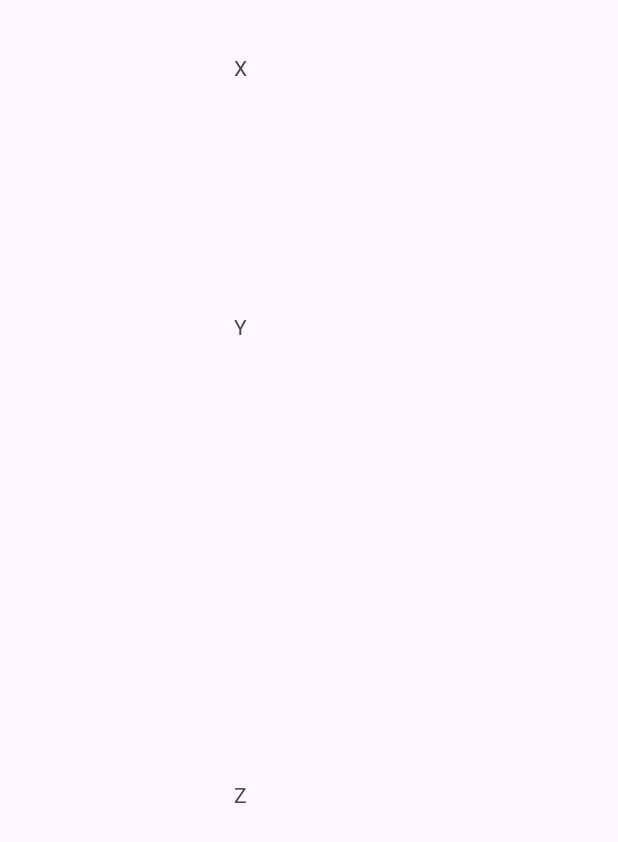
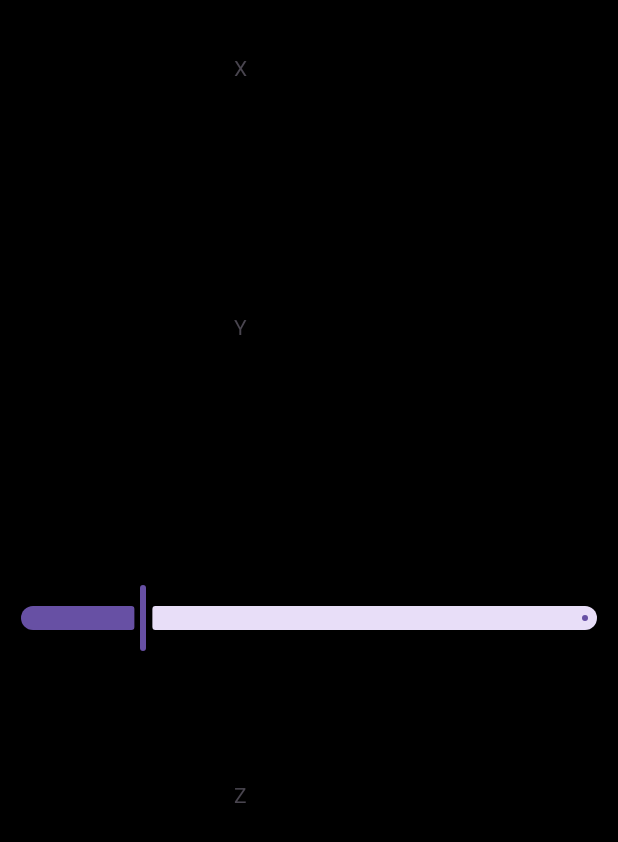
Before and after one commit to JamesRenn-ie/postureAppBrisHack24, an Android app: the screen it shows after launch (MainActivity), on a phone screen of 412 x 824 dp. Before the commit the part shown is almost empty. Shown: the top 842 px of the screen. Run offline under Robolectric (Android 15) with nearby library versions, the phone set to English and light mode, and no system bars.

Commit message:
red background

```diff
--- a/app/src/main/java/com/example/accelerometer/MainActivity.java
+++ b/app/src/main/java/com/example/accelerometer/MainActivity.java
@@ -1,6 +1,7 @@
 package com.example.accelerometer;
 
 import androidx.appcompat.app.AppCompatActivity;
+import androidx.core.content.ContextCompat;
 
 import android.content.Intent;
 import android.hardware.Sensor;
@@ -29,8 +30,8 @@ public class MainActivity extends AppCompatActivity implements SensorEventListen
 
         if(event.values[0] < 6) {
             vibrator.vibrate(1000);
-
-        }
+            findViewById(R.id.rlVar1).setBackgroundColor(getResources().getColor(R.color.warning));
+        }else findViewById(R.id.rlVar1).setBackgroundColor(getResources().getColor(R.color.black));
     }
 
     @Override
--- a/app/src/main/res/layout/activity_main.xml
+++ b/app/src/main/res/layout/activity_main.xml
@@ -2,8 +2,10 @@
 <androidx.constraintlayout.widget.ConstraintLayout xmlns:android="http://schemas.android.com/apk/res/android"
     xmlns:app="http://schemas.android.com/apk/res-auto"
     xmlns:tools="http://schemas.android.com/tools"
+    android:id="@+id/rlVar1"
     android:layout_width="match_parent"
     android:layout_height="match_parent"
+    android:background="@color/black"
     tools:context=".MainActivity">
 
     <TextView
@@ -26,17 +28,17 @@
         app:layout_constraintStart_toStartOf="parent"
         app:layout_constraintTop_toTopOf="parent" />
 
-<!--    <com.google.android.material.slider.Slider-->
-<!--        android:id="@+id/slider"-->
-<!--        android:layout_width="match_parent"-->
-<!--        android:layout_height="wrap_content"-->
-<!--        android:value="20.0"-->
-<!--        android:valueFrom="0.0"-->
-<!--        android:valueTo="100.0"-->
-<!--        app:layout_constraintTop_toTopOf="parent"-->
-<!--        app:layout_constraintBottom_toBottomOf="parent"-->
-<!--        tools:layout_editor_absoluteX="-16dp"-->
-<!--        tools:layout_editor_absoluteY="383dp" />-->
+    <com.google.android.material.slider.Slider
+        android:id="@+id/slider"
+        android:layout_width="match_parent"
+        android:layout_height="wrap_content"
+        android:value="20.0"
+        android:valueFrom="0.0"
+        android:valueTo="100.0"
+        app:layout_constraintTop_toTopOf="parent"
+        app:layout_constraintBottom_toBottomOf="parent"
+        tools:layout_editor_absoluteX="-16dp"
+        tools:layout_editor_absoluteY="383dp" />
 
     <TextView
         android:id="@+id/zText"
--- a/app/src/main/res/values/colors.xml
+++ b/app/src/main/res/values/colors.xml
@@ -2,4 +2,5 @@
 <resources>
     <color name="black">#FF000000</color>
     <color name="white">#FFFFFFFF</color>
+    <color name="warning">#FF0000</color>
 </resources>
```
